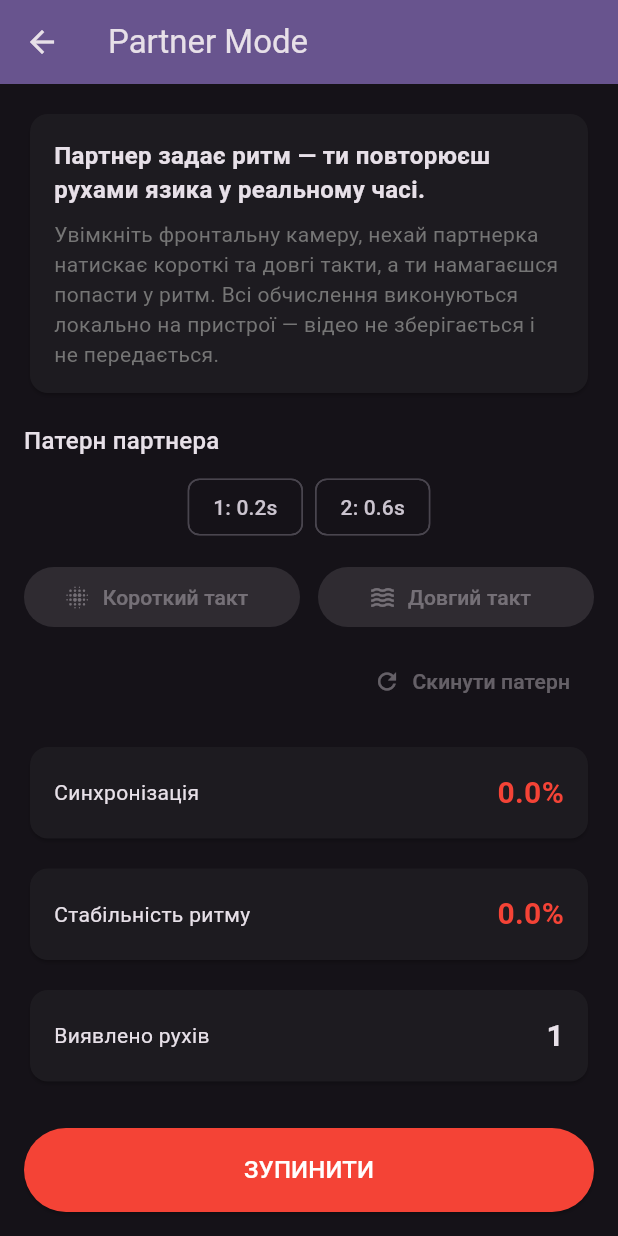
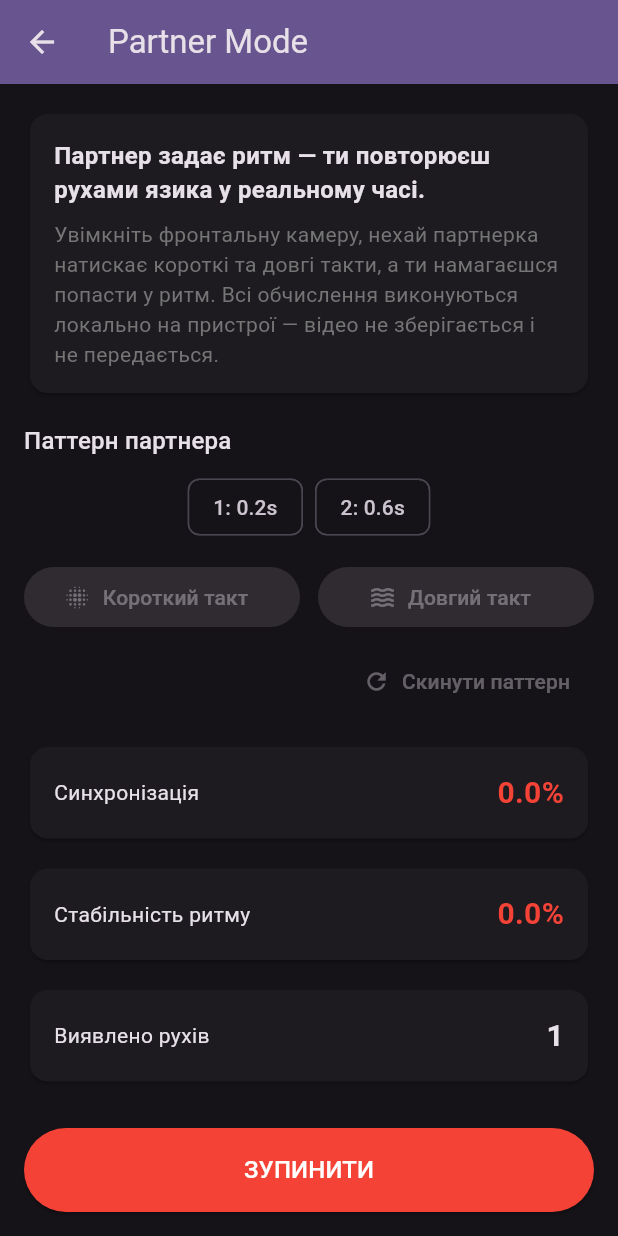
Before and after one commit to neuron7x/international-cunnibal, a Flutter app: the PartnerModeScreen screen opened directly, after a tap on "СТАРТ: ПОВТОРИ ПАРТНЕРА", on a phone screen of 412 x 824 dp. Run offline on Flutter 3.47's test engine with Material 3 defaults, Android fonts, the phone set to English and light mode, and no system bars; our stand-ins replace camera, permission_handler.

Commit message:
chore: address partner mode copy feedback
Co-authored-by: neuron7x <206596321+neuron7x@users.noreply.github.com>

```diff
--- a/lib/screens/partner_mode_screen.dart
+++ b/lib/screens/partner_mode_screen.dart
@@ -4,6 +4,21 @@ import 'package:international_cunnibal/models/dictation_session.dart';
 import 'package:international_cunnibal/services/bio_tracking_service.dart';
 import 'package:international_cunnibal/services/symbol_dictation_service.dart';
 import 'package:international_cunnibal/utils/constants.dart';
+
+const _partnerIntroHeadline =
+    'Партнер задає ритм — ти повторюєш рухами язика у реальному часі.';
+const _partnerIntroBody =
+    'Увімкніть фронтальну камеру, нехай партнерка натискає короткі '
+    'та довгі такти, а ти намагаєшся попасти у ритм. Всі обчислення '
+    'виконуються локально на пристрої — відео не зберігається і не передається.';
+const _partnerPatternLabel = 'Паттерн партнера';
+const _partnerShortBeat = 'Короткий такт';
+const _partnerLongBeat = 'Довгий такт';
+const _partnerReset = 'Скинути паттерн';
+const _partnerPatternError =
+    'Додайте щонайменше два такти, щоб задати ритм партнером.';
+const _partnerStartCta = 'СТАРТ: ПОВТОРИ ПАРТНЕРА';
+const _partnerStopCta = 'ЗУПИНИТИ';
 
 class PartnerModeScreen extends StatefulWidget {
   const PartnerModeScreen({super.key});
@@ -60,7 +75,7 @@ class _PartnerModeScreenState extends State<PartnerModeScreen> {
     if (_patternDurations.length < 2) {
       ScaffoldMessenger.of(context).showSnackBar(
         const SnackBar(
-          content: Text('Додайте щонайменше два такти, щоб задати ритм партнером.'),
+          content: Text(_partnerPatternError),
         ),
       );
       return;
@@ -113,7 +128,7 @@ class _PartnerModeScreenState extends State<PartnerModeScreen> {
                   crossAxisAlignment: CrossAxisAlignment.start,
                   children: [
                     const Text(
-                      'Партнер задає ритм — ти повторюєш рухами язика у реальному часі.',
+                      _partnerIntroHeadline,
                       style: TextStyle(
                         fontSize: 16,
                         fontWeight: FontWeight.bold,
@@ -121,9 +136,7 @@ class _PartnerModeScreenState extends State<PartnerModeScreen> {
                     ),
                     const SizedBox(height: 8),
                     Text(
-                      'Увімкніть фронтальну камеру, нехай партнерка натискає короткі '
-                      'та довгі такти, а ти намагаєшся попасти у ритм. Всі обчислення '
-                      'виконуються локально на пристрої — відео не зберігається і не передається.',
+                      _partnerIntroBody,
                       style: TextStyle(
                         fontSize: 14,
                         color: Colors.grey[600],
@@ -137,7 +150,7 @@ class _PartnerModeScreenState extends State<PartnerModeScreen> {
             Align(
               alignment: Alignment.centerLeft,
               child: Text(
-                'Патерн партнера',
+                _partnerPatternLabel,
                 style: Theme.of(context).textTheme.titleMedium,
               ),
             ),
@@ -162,7 +175,7 @@ class _PartnerModeScreenState extends State<PartnerModeScreen> {
                   child: ElevatedButton.icon(
                     onPressed: _isActive ? null : () => _addBeat(RhythmPatterns.shortMovement),
                     icon: const Icon(Icons.blur_on),
-                    label: const Text('Короткий такт'),
+                    label: const Text(_partnerShortBeat),
                   ),
                 ),
                 const SizedBox(width: 12),
@@ -170,7 +183,7 @@ class _PartnerModeScreenState extends State<PartnerModeScreen> {
                   child: ElevatedButton.icon(
                     onPressed: _isActive ? null : () => _addBeat(RhythmPatterns.longMovement),
                     icon: const Icon(Icons.waves),
-                    label: const Text('Довгий такт'),
+                    label: const Text(_partnerLongBeat),
                   ),
                 ),
               ],
@@ -181,7 +194,7 @@ class _PartnerModeScreenState extends State<PartnerModeScreen> {
               child: TextButton.icon(
                 onPressed: _isActive ? null : _clearBeats,
                 icon: const Icon(Icons.refresh),
-                label: const Text('Скинути патерн'),
+                label: const Text(_partnerReset),
               ),
             ),
             const SizedBox(height: 16),
@@ -214,7 +227,7 @@ class _PartnerModeScreenState extends State<PartnerModeScreen> {
                   foregroundColor: Colors.white,
                 ),
                 child: Text(
-                  _isActive ? 'ЗУПИНИТИ' : 'СТАРТ: ПОВТОРИ ПАРТНЕРА',
+                  _isActive ? _partnerStopCta : _partnerStartCta,
                   style: const TextStyle(fontSize: 16),
                 ),
               ),
```
